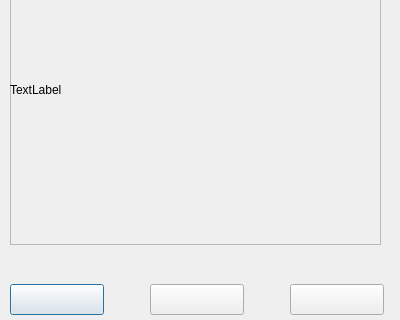
The window that collectiondlg.ui (sdutz/QPhoto) describes before a commit, drawn with Qt 5; both pictures show x 0 to 400 and y 446 to 766 of the 400 by 766 pixel window.
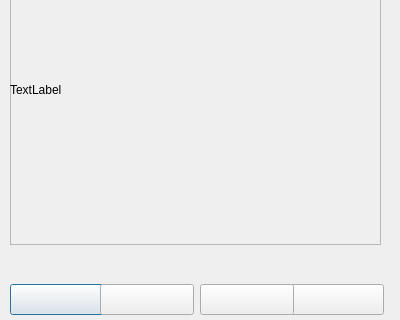
The same window after the commit.

Commit message: - Save button moved to collection dialog - Intoduced add note to picture button ( to implement!)

```diff
--- a/collectiondlg.ui
+++ b/collectiondlg.ui
@@ -100,7 +100,7 @@
   <widget class="QPushButton" name="appendBtn">
    <property name="geometry">
     <rect>
-     <x>150</x>
+     <x>100</x>
      <y>730</y>
      <width>94</width>
      <height>31</height>
@@ -113,6 +113,19 @@
     <string>buttons</string>
    </attribute>
   </widget>
+  <widget class="QPushButton" name="saveBtn">
+   <property name="geometry">
+    <rect>
+     <x>200</x>
+     <y>730</y>
+     <width>94</width>
+     <height>31</height>
+    </rect>
+   </property>
+   <property name="text">
+    <string/>
+   </property>
+  </widget>
  </widget>
  <resources/>
  <connections/>
```
The commit also changes 6 other files.
